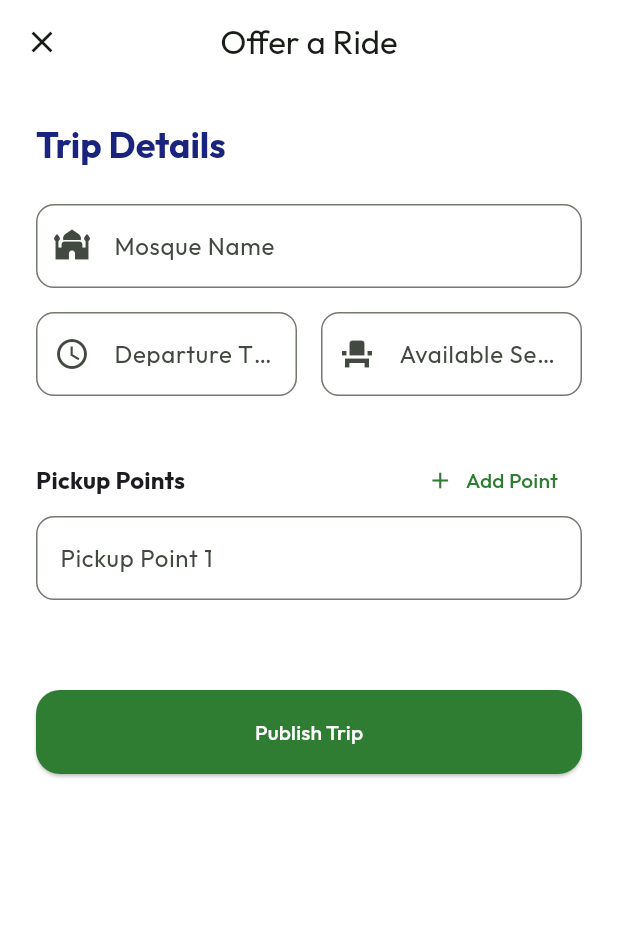
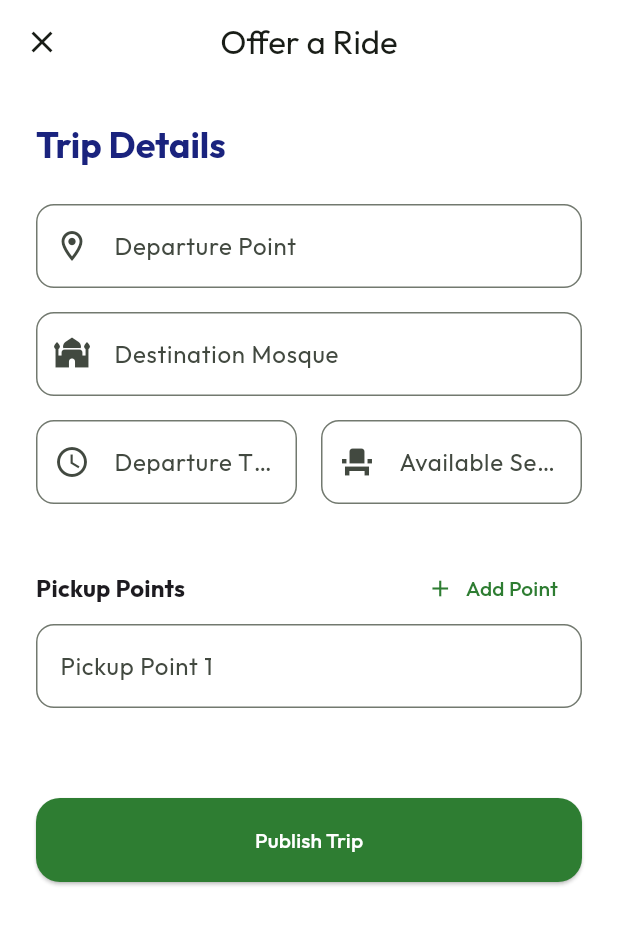
Before and after one commit to JaddaouiAyoub/MosquePool, a Flutter app: the screen it shows after launch, after a tap on "Offer a Ride", on a phone screen of 412 x 824 dp. Shown: the top 925 px of the screen. Run offline on Flutter 3.47's test engine with Material 3 defaults, Android fonts, the light colour scheme and no system bars; our stand-ins replace flutter_riverpod, go_router, google_fonts.

Commit message:
routes et navigation entre page

```diff
--- a/lib/core/utils/router.dart
+++ b/lib/core/utils/router.dart
@@ -6,10 +6,14 @@ import '../../features/trips/screens/my_trips_screen.dart';
 import '../../features/profile/profile_screen.dart';
 import '../../features/trips/screens/add_trip_screen.dart';
 import '../../features/trips/screens/trip_details_screen.dart';
+import '../../features/auth/screens/messages_screen.dart';
 import '../../shared/widgets/main_navigation_wrapper.dart';
 
 final _rootNavigatorKey = GlobalKey<NavigatorState>();
 final _shellNavigatorHomeKey = GlobalKey<NavigatorState>(debugLabel: 'home');
+final _shellNavigatorMessagesKey = GlobalKey<NavigatorState>(
+  debugLabel: 'messages',
+);
 final _shellNavigatorMyTripsKey = GlobalKey<NavigatorState>(
   debugLabel: 'myTrips',
 );
@@ -30,6 +34,15 @@ final routerConfig = GoRouter(
           navigatorKey: _shellNavigatorHomeKey,
           routes: [
             GoRoute(path: '/', builder: (context, state) => const HomeScreen()),
+          ],
+        ),
+        StatefulShellBranch(
+          navigatorKey: _shellNavigatorMessagesKey,
+          routes: [
+            GoRoute(
+              path: '/messages',
+              builder: (context, state) => const MessagesScreen(),
+            ),
           ],
         ),
         StatefulShellBranch(
--- a/lib/features/trips/models/trip.dart
+++ b/lib/features/trips/models/trip.dart
@@ -4,6 +4,7 @@ class Trip {
   final String id;
   final String driverId;
   final String driverName;
+  final String departurePoint;
   final String mosqueName;
   final DateTime departureTime;
   final int seatsAvailable;
@@ -14,6 +15,7 @@ class Trip {
     required this.id,
     required this.driverId,
     required this.driverName,
+    required this.departurePoint,
     required this.mosqueName,
     required this.departureTime,
     required this.seatsAvailable,
--- a/lib/features/trips/providers/trips_provider.dart
+++ b/lib/features/trips/providers/trips_provider.dart
@@ -7,6 +7,7 @@ final mockTripsProvider = Provider<List<Trip>>((ref) {
       id: '1',
       driverId: 'd1',
       driverName: 'Ahmed Malik',
+      departurePoint: 'Nanterre Ville',
       mosqueName: 'Grande Mosquée de Paris',
       departureTime: DateTime.now().add(const Duration(hours: 1)),
       seatsAvailable: 3,
@@ -16,6 +17,7 @@ final mockTripsProvider = Provider<List<Trip>>((ref) {
       id: '2',
       driverId: 'd2',
       driverName: 'Yassir Bennani',
+      departurePoint: 'Lyon Part-Dieu',
       mosqueName: 'Mosquée de Lyon',
       departureTime: DateTime.now().add(const Duration(minutes: 45)),
       seatsAvailable: 1,
@@ -25,6 +27,7 @@ final mockTripsProvider = Provider<List<Trip>>((ref) {
       id: '3',
       driverId: 'd1',
       driverName: 'Karim Saidi',
+      departurePoint: 'Marseille Saint-Charles',
       mosqueName: 'Mosquée de Marseille',
       departureTime: DateTime.now().add(const Duration(hours: 2)),
       seatsAvailable: 4,
--- a/lib/features/trips/screens/add_trip_screen.dart
+++ b/lib/features/trips/screens/add_trip_screen.dart
@@ -11,6 +11,7 @@ class AddTripScreen extends StatefulWidget {
 class _AddTripScreenState extends State<AddTripScreen> {
   final _formKey = GlobalKey<FormState>();
   final _mosqueController = TextEditingController();
+  final _departureController = TextEditingController();
   final _seatsController = TextEditingController();
   final List<TextEditingController> _pickupControllers = [
     TextEditingController(),
@@ -40,9 +41,22 @@ class _AddTripScreenState extends State<AddTripScreen> {
             ),
             const SizedBox(height: 24),
             TextFormField(
+              controller: _departureController,
+              decoration: const InputDecoration(
+                labelText: 'Departure Point',
+                prefixIcon: Icon(Icons.location_on_outlined),
+                border: OutlineInputBorder(
+                  borderRadius: BorderRadius.all(Radius.circular(12)),
+                ),
+              ),
+              validator: (val) =>
+                  val!.isEmpty ? 'Please enter departure point' : null,
+            ),
+            const SizedBox(height: 16),
+            TextFormField(
               controller: _mosqueController,
               decoration: const InputDecoration(
-                labelText: 'Mosque Name',
+                labelText: 'Destination Mosque',
                 prefixIcon: Icon(Icons.mosque),
                 border: OutlineInputBorder(
                   borderRadius: BorderRadius.all(Radius.circular(12)),
--- a/lib/features/trips/widgets/trip_card.dart
+++ b/lib/features/trips/widgets/trip_card.dart
@@ -28,6 +28,29 @@ class TripCard extends StatelessWidget {
                     child: Column(
                       crossAxisAlignment: CrossAxisAlignment.start,
                       children: [
+                        Row(
+                          children: [
+                            const Icon(
+                              Icons.circle,
+                              size: 8,
+                              color: Colors.grey,
+                            ),
+                            const SizedBox(width: 8),
+                            Text(
+                              trip.departurePoint,
+                              style: Theme.of(context).textTheme.bodySmall
+                                  ?.copyWith(color: Colors.grey),
+                            ),
+                          ],
+                        ),
+                        const Padding(
+                          padding: EdgeInsets.only(left: 3),
+                          child: Icon(
+                            Icons.more_vert,
+                            size: 12,
+                            color: Colors.grey,
+                          ),
+                        ),
                         Text(
                           trip.mosqueName,
                           style: Theme.of(context).textTheme.titleLarge
@@ -36,7 +59,7 @@ class TripCard extends StatelessWidget {
                                 color: AppTheme.primaryGreen,
                               ),
                         ),
-                        const SizedBox(height: 4),
+                        const SizedBox(height: 8),
                         Row(
                           children: [
                             const Icon(
--- a/lib/shared/widgets/main_navigation_wrapper.dart
+++ b/lib/shared/widgets/main_navigation_wrapper.dart
@@ -20,6 +20,11 @@ class MainNavigationWrapper extends StatelessWidget {
             label: 'Home',
           ),
           NavigationDestination(
+            icon: Badge(label: Text('2'), child: Icon(Icons.message_outlined)),
+            selectedIcon: Badge(label: Text('2'), child: Icon(Icons.message)),
+            label: 'Messages',
+          ),
+          NavigationDestination(
             icon: Icon(Icons.history_outlined),
             selectedIcon: Icon(Icons.history),
             label: 'My Trips',
```
Also changed, not shown: lib/features/auth/screens/messages_screen.dart (added, +49 -0 lines), lib/features/trips/screens/trip_details_screen.dart (+239 -94 lines).
